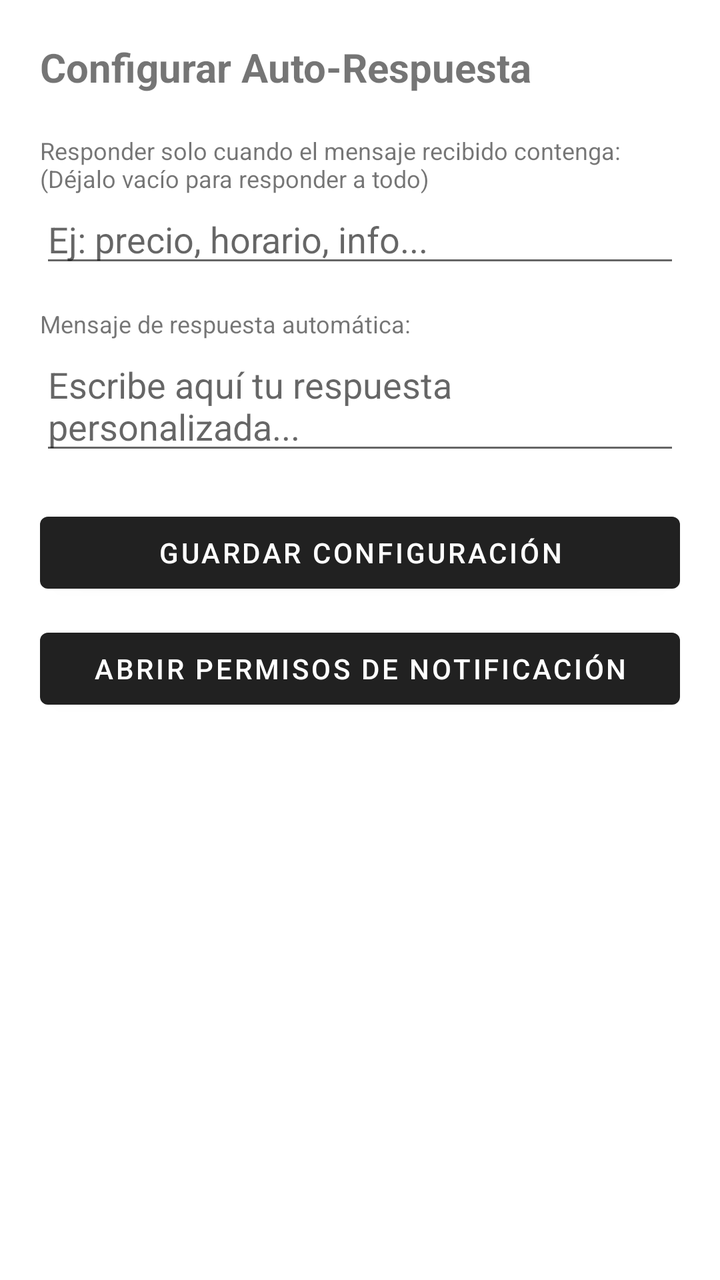
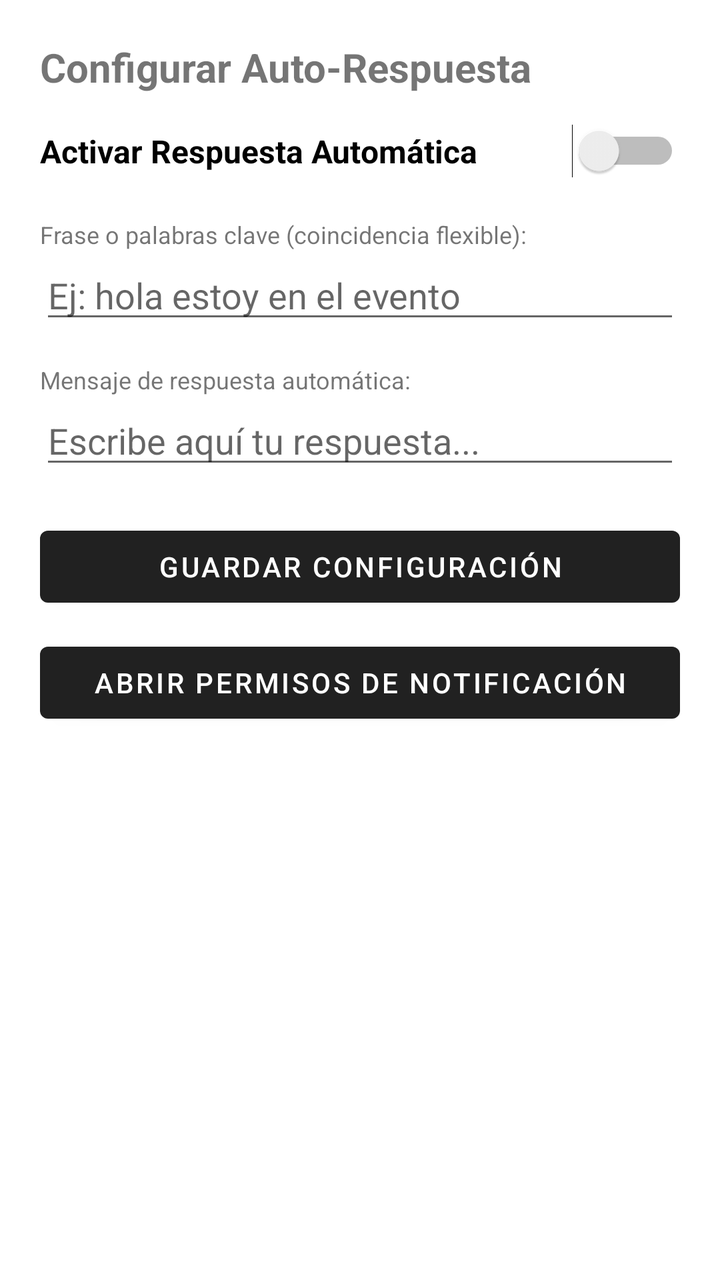

Screens rendered from an Android XML layout before and after an edit, with the pre-edit source and the edit as a unified diff.
<!-- AndroidManifest.xml: application theme Theme.MaterialComponents.DayNight.DarkActionBar -->
<!-- res/layout/activity_main.xml -->
<?xml version="1.0" encoding="utf-8"?>
<LinearLayout xmlns:android="http://schemas.android.com/apk/res/android"
    android:layout_width="match_parent"
    android:layout_height="match_parent"
    android:orientation="vertical"
    android:padding="20dp">

    <TextView
        android:layout_width="match_parent"
        android:layout_height="wrap_content"
        android:text="Configurar Auto-Respuesta"
        android:textSize="20sp"
        android:textStyle="bold"
        android:layout_marginBottom="20dp" />

    <TextView
        android:layout_width="match_parent"
        android:layout_height="wrap_content"
        android:text="Responder solo cuando el mensaje recibido contenga: (Déjalo vacío para responder a todo)"
        android:textSize="12sp" />

    <EditText
        android:id="@+id/etTrigger"
        android:layout_width="match_parent"
        android:layout_height="wrap_content"
        android:hint="Ej: precio, horario, info..."
        android:layout_marginBottom="15dp" />

    <TextView
        android:layout_width="match_parent"
        android:layout_height="wrap_content"
        android:text="Mensaje de respuesta automática:"
        android:textSize="12sp" />

    <EditText
        android:id="@+id/etReply"
        android:layout_width="match_parent"
        android:layout_height="wrap_content"
        android:hint="Escribe aquí tu respuesta personalizada..."
        android:layout_marginBottom="20dp" />

    <Button
        android:id="@+id/btnSave"
        android:layout_width="match_parent"
        android:layout_height="wrap_content"
        android:text="Guardar Configuración"
        android:layout_marginBottom="10dp" />

    <Button
        android:id="@+id/btnPermission"
        android:layout_width="match_parent"
        android:layout_height="wrap_content"
        android:text="Abrir Permisos de Notificación" />

</LinearLayout>
<!-- resources referenced by this layout -->
<resources>

</resources>

<!-- the commit's change to res/layout/activity_main.xml (unified diff, before → after) -->
@@ -11,19 +11,29 @@
         android:text="Configurar Auto-Respuesta"
         android:textSize="20sp"
         android:textStyle="bold"
+        android:layout_marginBottom="15dp" />
+
+    
+    <Switch
+        android:id="@+id/switchAutoReply"
+        android:layout_width="match_parent"
+        android:layout_height="wrap_content"
+        android:text="Activar Respuesta Automática"
+        android:textSize="16sp"
+        android:textStyle="bold"
         android:layout_marginBottom="20dp" />
 
     <TextView
         android:layout_width="match_parent"
         android:layout_height="wrap_content"
-        android:text="Responder solo cuando el mensaje recibido contenga: (Déjalo vacío para responder a todo)"
+        android:text="Frase o palabras clave (coincidencia flexible):"
         android:textSize="12sp" />
 
     <EditText
         android:id="@+id/etTrigger"
         android:layout_width="match_parent"
         android:layout_height="wrap_content"
-        android:hint="Ej: precio, horario, info..."
+        android:hint="Ej: hola estoy en el evento"
         android:layout_marginBottom="15dp" />
 
     <TextView
@@ -36,7 +46,7 @@
         android:id="@+id/etReply"
         android:layout_width="match_parent"
         android:layout_height="wrap_content"
-        android:hint="Escribe aquí tu respuesta personalizada..."
+        android:hint="Escribe aquí tu respuesta..."
         android:layout_marginBottom="20dp" />
 
     <Button
